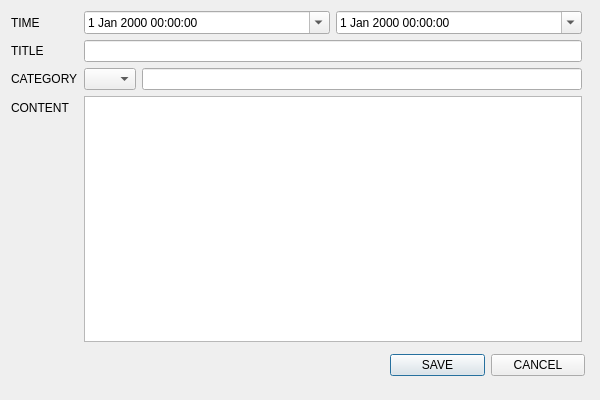
Old version of the form scheduleeditordialog.ui in the repository dldyou/VEDA_QtProject.
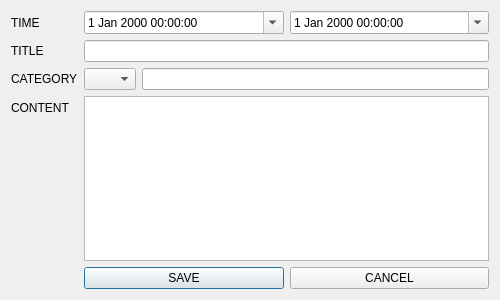
New version of the form.

Commit message: feat: 다이얼로그 ui 수정

Diff of the .ui file:
```diff
--- a/scheduleeditordialog.ui
+++ b/scheduleeditordialog.ui
@@ -6,33 +6,24 @@
    <rect>
     <x>0</x>
     <y>0</y>
-    <width>600</width>
-    <height>400</height>
+    <width>500</width>
+    <height>300</height>
    </rect>
   </property>
   <property name="minimumSize">
    <size>
-    <width>600</width>
-    <height>400</height>
+    <width>500</width>
+    <height>300</height>
    </size>
   </property>
   <property name="maximumSize">
    <size>
-    <width>600</width>
-    <height>400</height>
+    <width>500</width>
+    <height>300</height>
    </size>
   </property>
   <property name="windowTitle">
-   <string>Dialog</string>
-  </property>
-  <widget class="QWidget" name="layoutWidget">
-   <property name="geometry">
-    <rect>
-     <x>11</x>
-     <y>11</y>
-     <width>571</width>
-     <height>331</height>
-    </rect>
+   <string>ScheduleEditor</string>
    </property>
    <layout class="QFormLayout" name="formLayout">
     <item row="0" column="0">
@@ -148,17 +139,7 @@
     <item row="3" column="1">
      <widget class="QTextEdit" name="teContent"/>
     </item>
-   </layout>
-  </widget>
-  <widget class="QWidget" name="verticalLayoutWidget">
-   <property name="geometry">
-    <rect>
-     <x>390</x>
-     <y>350</y>
-     <width>195</width>
-     <height>31</height>
-    </rect>
-   </property>
+   <item row="4" column="1">
    <layout class="QHBoxLayout" name="horizontalLayout_7">
     <item>
      <widget class="QPushButton" name="btnSave">
@@ -175,7 +156,8 @@
      </widget>
     </item>
    </layout>
-  </widget>
+   </item>
+  </layout>
  </widget>
  <resources/>
  <connections/>
```
Lines whose indentation alone changed are shown as unchanged. The commit also changes 4 other files.
